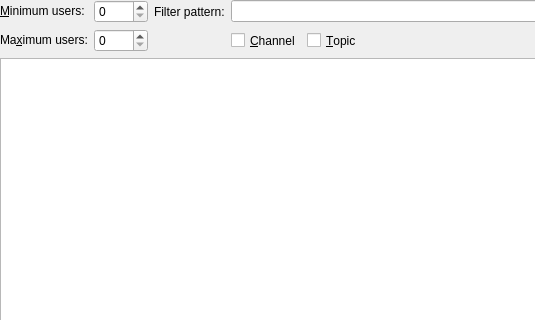
Qt form src/irc/channellistpanelui.ui (KDE/konversation) before a commit; both pictures show x 0 to 535 and y 0 to 320 of the 813 by 503 pixel window.
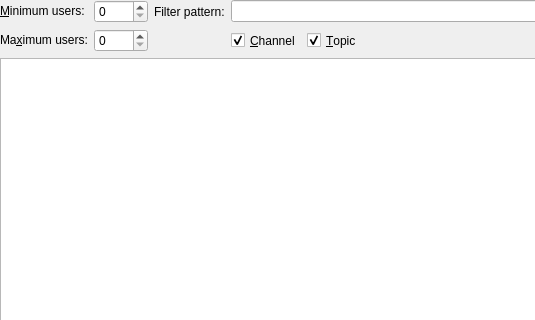
The same form after that commit. Custom widgets are drawn as their Qt base class.

Commit message: make topic and channel checked by default and make it so we minimize filter invalidation (saves resources)

```diff
--- a/src/irc/channellistpanelui.ui
+++ b/src/irc/channellistpanelui.ui
@@ -159,6 +159,9 @@
       <property name="text">
        <string>&amp;Channel</string>
       </property>
+      <property name="checked">
+       <bool>true</bool>
+      </property>
      </widget>
     </item>
     <item row="2" column="4">
@@ -172,6 +175,9 @@
       <property name="text">
        <string>&amp;Topic</string>
       </property>
+      <property name="checked">
+       <bool>true</bool>
+      </property>
      </widget>
     </item>
     <item row="1" column="2">
```
The commit also changes 1 other file.
